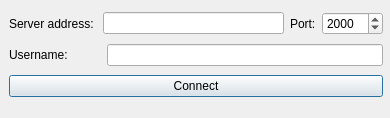
This is apps/client/ConnectDialog.ui in Pokawa/charades as Qt 5 draws it before an edit. The edited form follows.
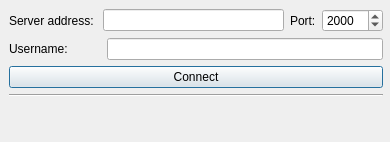
This is the edited form.

```diff
--- a/apps/client/ConnectDialog.ui
+++ b/apps/client/ConnectDialog.ui
@@ -10,7 +10,7 @@
     <x>0</x>
     <y>0</y>
     <width>390</width>
-    <height>118</height>
+    <height>142</height>
    </rect>
   </property>
   <property name="windowTitle">
@@ -22,7 +22,7 @@
      <x>9</x>
      <y>9</y>
      <width>374</width>
-     <height>94</height>
+     <height>126</height>
     </rect>
    </property>
    <layout class="QVBoxLayout" name="verticalLayout">
@@ -81,6 +81,26 @@
       </property>
      </widget>
     </item>
+    <item>
+     <widget class="Line" name="line">
+      <property name="orientation">
+       <enum>Qt::Horizontal</enum>
+      </property>
+     </widget>
+    </item>
+    <item>
+     <widget class="QLabel" name="respondLabel">
+      <property name="text">
+       <string/>
+      </property>
+      <property name="textFormat">
+       <enum>Qt::AutoText</enum>
+      </property>
+      <property name="alignment">
+       <set>Qt::AlignCenter</set>
+      </property>
+     </widget>
+    </item>
    </layout>
   </widget>
  </widget>
```
